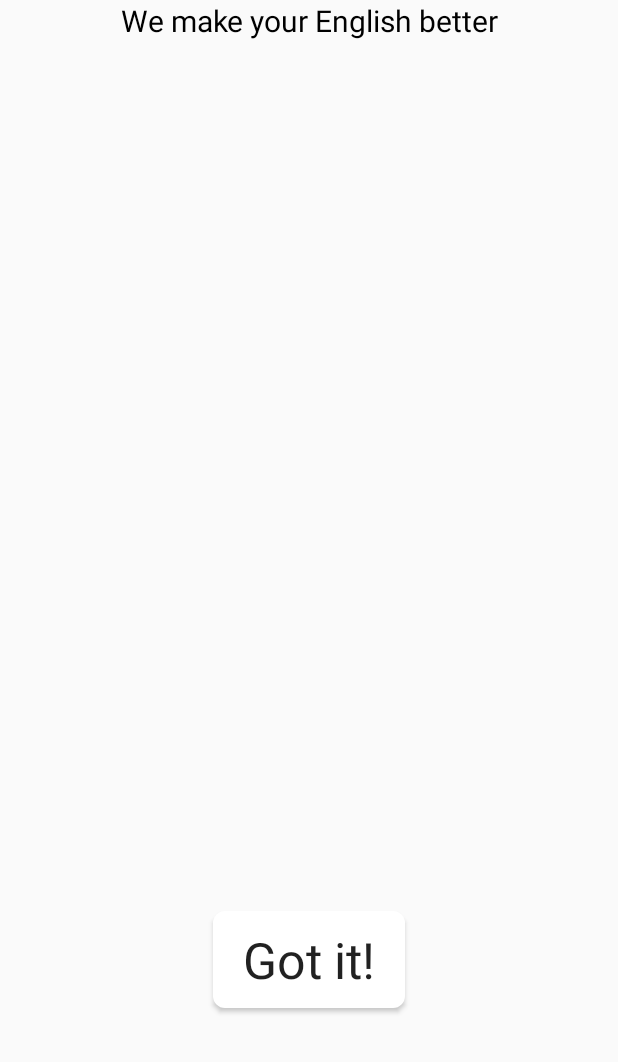
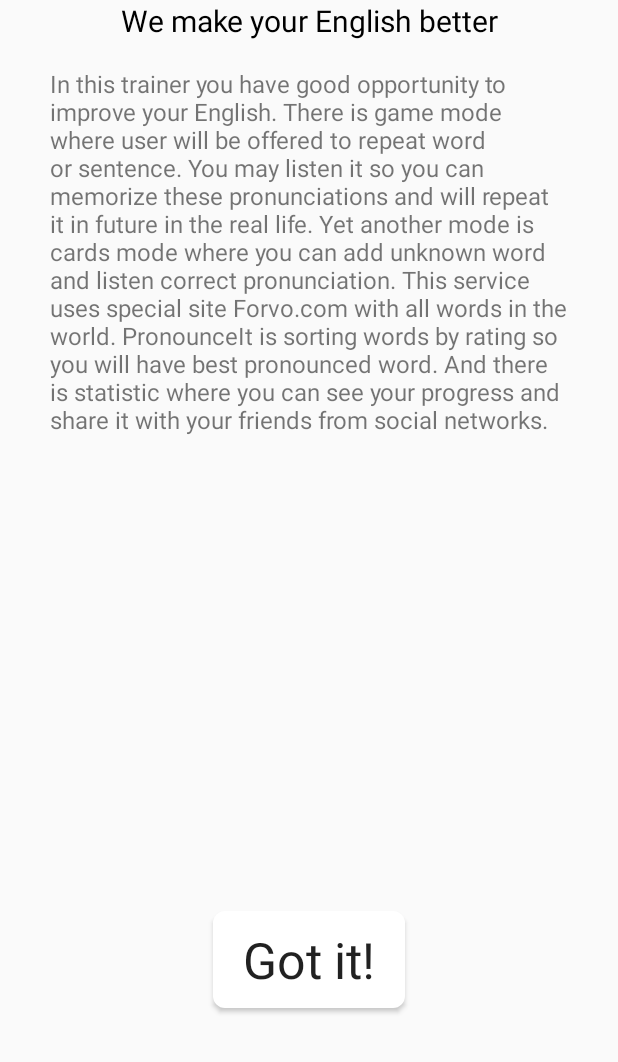
Before and after one commit to VysotskySviderskyGH/pronounceit, an Android app: the HelpActivity screen opened directly, with no data from a screen before it, on a phone screen of 412 x 824 dp, the part 174-1236 px from its top. Run offline under Robolectric (Android 15) with nearby library versions, the phone set to English and light mode, and no system bars; libraries missing offline, so code that uses them is left out: com.androidquery, com.facebook; 5 statements that could not run were skipped.

Commit message:
With base logic and with custom notification

```diff
--- a/app/build.gradle
+++ b/app/build.gradle
@@ -36,4 +36,7 @@ dependencies {
     compile 'com.github.asne:asne-core:0.3.3'
     compile 'com.makeramen:roundedimageview:1.5.0'
     compile 'com.github.markushi:circlebutton:1.1'
+    compile('de.keyboardsurfer.android.widget:crouton:1.8.5@aar') {
+        exclude group: 'com.google.android', module: 'support-v4'
+    }
 }
--- a/app/src/main/java/com/vsgh/pronounceit/activity/MainActivity.java
+++ b/app/src/main/java/com/vsgh/pronounceit/activity/MainActivity.java
@@ -50,7 +50,6 @@ public class MainActivity extends BaseVsghActivity {
         aq.id(R.id.btn_cards).clicked(new View.OnClickListener() {
             @Override
             public void onClick(View v) {
-                //ForvoApi.downloadMp3Url("pronounce");
                 startActivityWithoutParams(CardActivity.class);
             }
         });
--- a/app/src/main/java/com/vsgh/pronounceit/singletones/FontContainer.java
+++ b/app/src/main/java/com/vsgh/pronounceit/singletones/FontContainer.java
@@ -8,6 +8,7 @@ import android.graphics.Typeface;
 public final class FontContainer {
     public static Typeface billabong;
     public static Typeface lanenar;
+    public static Typeface myriadpro;
 
     private FontContainer() {
     }
--- a/app/src/main/res/layout/activity_help.xml
+++ b/app/src/main/res/layout/activity_help.xml
@@ -1,32 +1,48 @@
 <LinearLayout xmlns:android="http://schemas.android.com/apk/res/android"
+    xmlns:custom="http://schemas.android.com/apk/res-auto"
     xmlns:tools="http://schemas.android.com/tools"
-    xmlns:custom="http://schemas.android.com/apk/res-auto"
     android:layout_width="match_parent"
     android:layout_height="match_parent"
+    android:gravity="center_horizontal"
+    android:orientation="vertical"
     android:paddingBottom="@dimen/activity_vertical_margin"
     android:paddingLeft="@dimen/activity_horizontal_margin"
     android:paddingRight="@dimen/activity_horizontal_margin"
     android:paddingTop="@dimen/activity_vertical_margin"
-    android:orientation="vertical"
-    android:gravity="center_horizontal"
     tools:context="com.vsgh.pronounceit.activity.HelpActivity">
 
     <include layout="@layout/header" />
+
     <LinearLayout
         android:layout_width="match_parent"
-        android:layout_height="match_parent"
-        android:layout_weight="1">
+        android:layout_height="0dp"
+        android:layout_weight="0.73"
+        android:orientation="vertical">
+
+        <ScrollView
+            android:layout_width="match_parent"
+            android:layout_height="match_parent">
+
+            <TextView
+                android:textSize="16sp"
+                android:id="@+id/description"
+                android:layout_width="wrap_content"
+                android:layout_height="wrap_content"
+                android:layout_margin="17dp"
+                android:text="@string/description" />
+        </ScrollView>
+    </LinearLayout>
 
 
-        </LinearLayout>
     <com.vsgh.pronounceit.customviews.CustomButton
+        android:id="@+id/btn_ok"
         android:layout_width="wrap_content"
         android:layout_height="wrap_content"
-        android:textSize="33sp"
         android:layout_marginBottom="20dp"
         android:paddingLeft="20dp"
         android:paddingRight="20dp"
         android:text="@string/got_it"
-        custom:cv_background="@drawable/custom_button_shape"/>
+        android:textSize="33sp"
+        custom:cv_background="@drawable/custom_button_shape" />
 
 </LinearLayout>
--- a/app/src/main/res/values/strings.xml
+++ b/app/src/main/res/values/strings.xml
@@ -22,5 +22,8 @@
     <string name="hello_world">Hello world!</string>
     <string name="action_settings">Settings</string>
     <string name="got_it">Got it!</string>
+    <string name="description">In this trainer you have good opportunity to improve your English. There is game mode where user will be offered to repeat word or sentence. You may listen it so you can memorize these pronunciations and will repeat it in future in the real life. Yet another mode is cards mode where you can add unknown word and listen correct pronunciation. This service uses special site Forvo.com with all words in the world. PronounceIt is sorting words by rating so you will have best pronounced word. And there is statistic where you can see your progress and share it with your friends from social networks.</string>
+    <string name="error_with_input">Sentence is skipped. Do not cancel input</string>
+    <string name="said_msg">You said: </string>
 
 </resources>
```
Also changed, not shown: app/src/main/java/com/vsgh/pronounceit/PronounceItApp.java (+10 -3 lines), app/src/main/java/com/vsgh/pronounceit/activity/GameActivity.java (+37 -28 lines), app/src/main/java/com/vsgh/pronounceit/activity/HelpActivity.java (+9 -1 lines), app/src/main/java/com/vsgh/pronounceit/logic/GameHandler.java (added, +97 -0 lines), app/src/main/assets/myriadpro_regular.otf (added), 1 other file.
